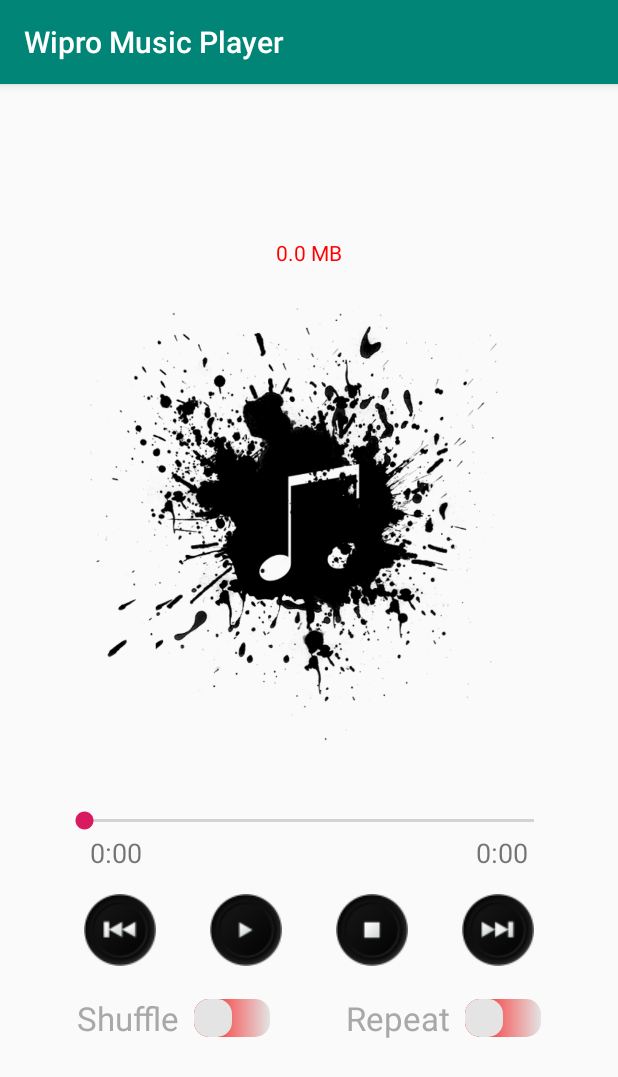
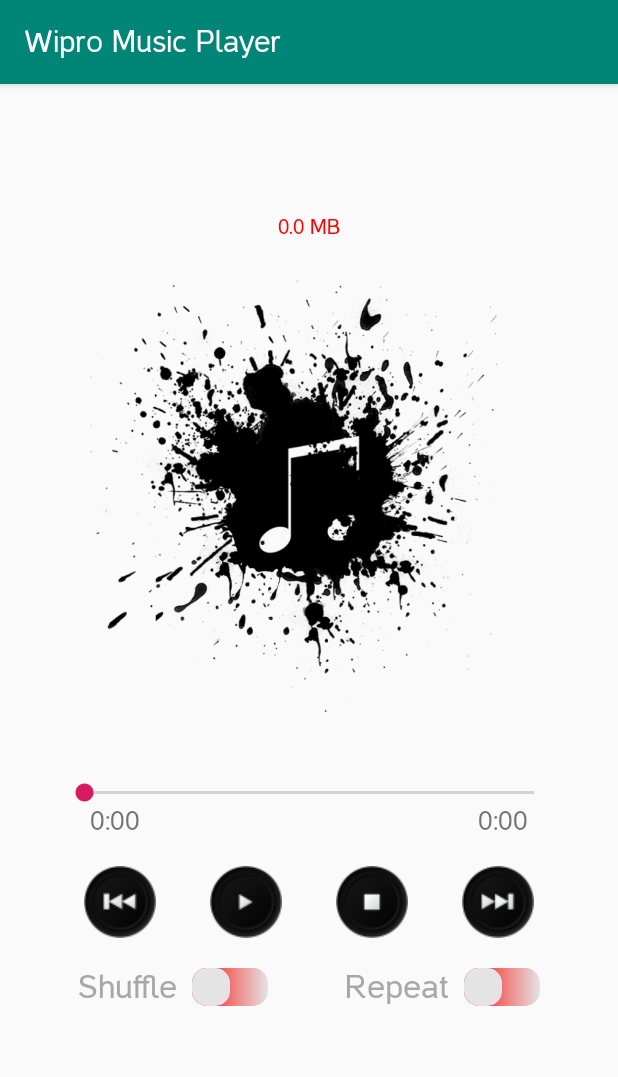
Before and after one commit to Torres1982/Wipro_Music_Player, an Android app: the MusicPlayer screen opened directly, with no data from a screen before it, on a phone screen of 412 x 824 dp. Shown: the top 1077 px of the screen. Run offline under Robolectric (Android 15) with nearby library versions, the phone set to English and light mode, and no system bars; 6 statements that could not run were skipped.

Commit message:
Font res folder created and a new font - casper_regular added to it. Main app style file updated with the new font.

```diff
--- a/app/src/main/res/values/styles.xml
+++ b/app/src/main/res/values/styles.xml
@@ -5,5 +5,7 @@
         <item name="colorPrimary">@color/colorPrimary</item>
         <item name="colorPrimaryDark">@color/colorPrimaryDark</item>
         <item name="colorAccent">@color/colorAccent</item>
+        <item name="android:fontFamily">@font/casper_regular</item>
+        <item name="fontFamily">@font/casper_regular</item>
     </style>
 </resources>
```
Also changed, not shown: app/src/main/res/font/casper_regular.ttf (added).
